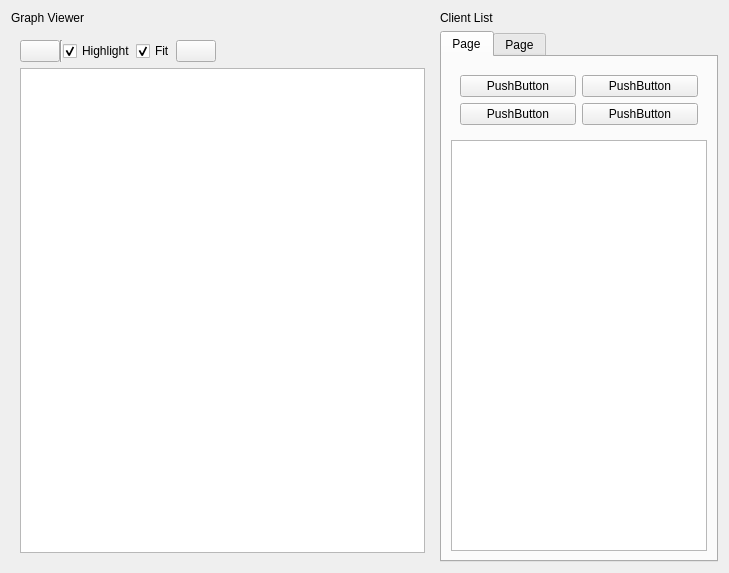
Before: the Qt Designer form rocon_conductor_graph/ui/conductor_graph.ui in robotics-in-concert/rocon_qt_gui, drawn with Qt 5.
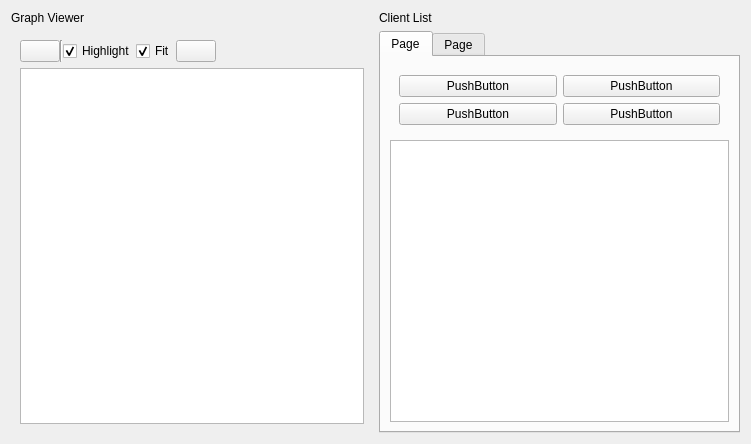
After: the same form once the commit is applied. Custom widgets are drawn as their Qt base class.

Commit message: update the conduct graph as new message

What changed in the file:
```diff
--- a/rocon_conductor_graph/ui/conductor_graph.ui
+++ b/rocon_conductor_graph/ui/conductor_graph.ui
@@ -9,8 +9,8 @@
    <rect>
     <x>0</x>
     <y>0</y>
-    <width>729</width>
-    <height>573</height>
+    <width>751</width>
+    <height>444</height>
    </rect>
   </property>
   <property name="sizePolicy">
@@ -147,7 +147,7 @@
    <item row="1" column="1">
     <widget class="QTabWidget" name="tabWidget">
      <property name="sizePolicy">
-      <sizepolicy hsizetype="Preferred" vsizetype="Preferred">
+      <sizepolicy hsizetype="Expanding" vsizetype="Expanding">
        <horstretch>0</horstretch>
        <verstretch>0</verstretch>
       </sizepolicy>
```
The commit also changes 4 other files.
